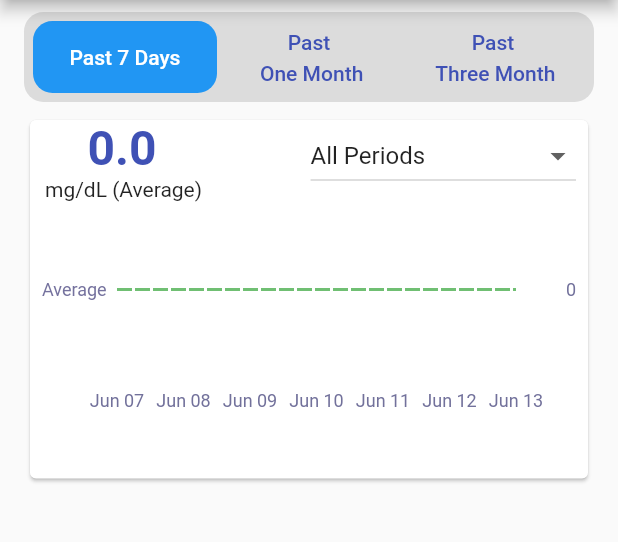
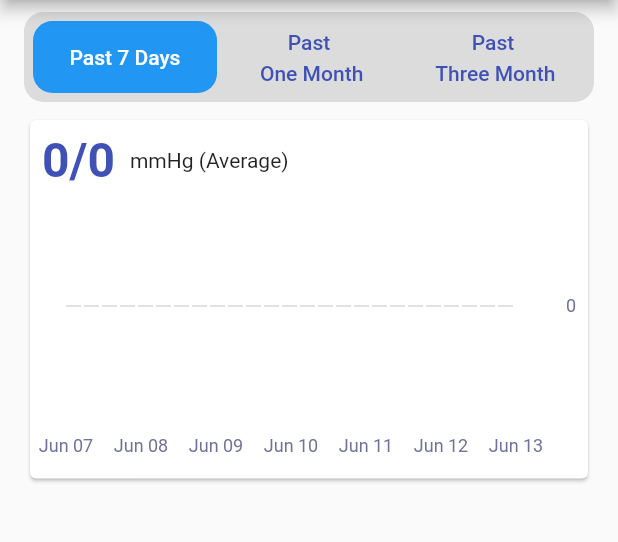
Before and after one commit to aknay/health_tracker_app, a Flutter app: the screen it shows after launch, after a tap on "Blood Pressure", on a phone screen of 412 x 824 dp, the part 84-626 px from its top. Run offline on Flutter 3.47's test engine with Material 2 defaults, Android fonts, the phone set to English and light mode, and no system bars; drawn by our look-alikes of fl_chart; our stand-ins replace dartz, flutter_local_notifications, flutter_speed_dial, get_it, google_mobile_ads, hive and 4 more; accounts and stored records are empty; generated files the repository leaves out were written again; network calls fail.

Commit message:
add blood pressure dashboard

```diff
--- a/lib/presentation/models/blood_pressure_model.dart
+++ b/lib/presentation/models/blood_pressure_model.dart
@@ -1,7 +1,6 @@
 import 'dart:math';
 
 import 'package:collection/collection.dart';
-import 'package:dartz/dartz.dart';
 import 'package:healthtracker/domain/models/blood_pressure_reading.dart';
 import 'package:intl/intl.dart';
 
@@ -41,15 +40,9 @@ class BloodPressureReadingStatistic {
 
   num get maxValue => reading.isEmpty ? 0 : reading.map((e) => e.systolic).reduce(max);
 
-  double get averageSystolicAsFixedPrecision {
-    return systolicAverage.toInt().toDouble();
-    // return optionOf(double.tryParse(g)).fold(() => 0, (a) => a);
-  }
+  int get averageSystolicAsFixedPrecision => systolicAverage.toInt();
 
-  double get averageDiastolicAsFixedPrecision {
-    final g = diastolicAverage.toStringAsFixed(1);
-    return optionOf(double.tryParse(g)).fold(() => 0, (a) => a);
-  }
+  int get averageDiastolicAsFixedPrecision => diastolicAverage.toInt();
 
   List<BloodPressureDayAverage> getBloodGlucoseDayAverage(bool useSystolic) {
     var now = DateTime.now();
--- /dev/null
+++ b/lib/presentation/pages/blood_pressure/blood_pressure_dashboard/blood_pressure_dashboard_page.dart
@@ -0,0 +1,107 @@
+import 'package:flutter/material.dart';
+import 'package:flutter_gen/gen_l10n/app_localizations.dart';
+import 'package:healthtracker/presentation/widgets/blood_pressure_chart_card.dart';
+
+import 'blood_pressure_dashboard_page_view_model.dart';
+
+class BloodPressureDashboardPage extends StatefulWidget {
+  const BloodPressureDashboardPage({Key? key}) : super(key: key);
+
+  @override
+  State<BloodPressureDashboardPage> createState() => _DashboardPageState();
+}
+
+class _DashboardPageState extends State<BloodPressureDashboardPage> {
+  final BloodPressureDashboardPageViewModel _viewModel = BloodPressureDashboardPageViewModel();
+
+  @override
+  void initState() {
+    super.initState();
+    _viewModel.generateReadingSteam();
+  }
+
+  @override
+  void dispose() {
+    _viewModel.dispose();
+    super.dispose();
+  }
+
+  @override
+  Widget build(BuildContext context) {
+    return Scaffold(
+      appBar: AppBar(
+        title: Text(AppLocalizations.of(context)!.bloodGlucose),
+      ),
+      body: SafeArea(
+        child: Column(
+          children: [
+            DefaultTabController(
+              child: Expanded(
+                child: Padding(
+                  padding: const EdgeInsets.only(left: 16, right: 16, top: 8),
+                  child: Column(
+                    children: [
+                      Container(
+                        decoration: const BoxDecoration(
+                            color: Colors.black12, borderRadius: BorderRadius.all(Radius.circular(13))),
+                        child: Padding(
+                          padding: const EdgeInsets.all(6.0),
+                          child: TabBar(
+                            labelColor: Colors.white,
+                            unselectedLabelColor: Colors.indigo,
+                            indicator: BoxDecoration(
+                                borderRadius: BorderRadius.circular(13), // Creates border
+                                color: Colors.blue),
+                            tabs: [
+                              SizedBox(
+                                  child: Tab(
+                                      child: Text(
+                                AppLocalizations.of(context)!.past7Days,
+                                textAlign: TextAlign.center,
+                                style: const TextStyle(fontSize: 14, height: 1.5),
+                              ))),
+                              Tab(
+                                child: Text(AppLocalizations.of(context)!.oneMonth,
+                                    textAlign: TextAlign.center, style: const TextStyle(fontSize: 14, height: 1.5)),
+                              ),
+                              Tab(
+                                child: Text(AppLocalizations.of(context)!.threeMonth,
+                                    textAlign: TextAlign.center, style: const TextStyle(fontSize: 14, height: 1.5)),
+                              ),
+                            ],
+                          ),
+                        ),
+                      ),
+                      SizedBox(
+                        height: 255,
+                        child: StreamBuilder<BloodPressureStatisticBundle>(
+                            stream: _viewModel.bloodPressureStatisticStream,
+                            builder: (context, snapshot) {
+                              if (snapshot.hasError || snapshot.data == null) {
+                                return const Text("Has error");
+                              }
+
+                              return Padding(
+                                padding: const EdgeInsets.only(top: 8),
+                                child: TabBarView(
+                                  children: [
+                                    BloodPressureChartCard(snapshot.data!.lastWeekBloodPressureStatistic),
+                                    BloodPressureChartCard(snapshot.data!.lastMonthBloodPressureStatistic),
+                                    BloodPressureChartCard(snapshot.data!.lastThreeMonthBloodPressureStatistic),
+                                  ],
+                                ),
+                              );
+                            }),
+                      )
+                    ],
+                  ),
+                ),
+              ),
+              length: 3,
+            ),
+          ],
+        ),
+      ),
+    );
+  }
+}
--- /dev/null
+++ b/lib/presentation/pages/blood_pressure/blood_pressure_dashboard/blood_pressure_dashboard_page_view_model.dart
@@ -0,0 +1,55 @@
+import 'package:get_it/get_it.dart';
+import 'package:healthtracker/domain/repository/blood_pressure_reading_repository.dart';
+import 'package:healthtracker/presentation/models/blood_pressure_model.dart';
+import 'package:healthtracker/presentation/view_model.dart';
+import 'package:rxdart/rxdart.dart';
+
+class BloodPressureStatisticBundle {
+  final BloodPressureReadingStatistic lastWeekBloodPressureStatistic;
+
+  final BloodPressureReadingStatistic lastMonthBloodPressureStatistic;
+
+  final BloodPressureReadingStatistic lastThreeMonthBloodPressureStatistic;
+
+  BloodPressureStatisticBundle(
+      {required this.lastWeekBloodPressureStatistic, //
+      required this.lastMonthBloodPressureStatistic,
+      required this.lastThreeMonthBloodPressureStatistic});
+}
+
+class BloodPressureDashboardPageViewModel extends ViewModel {
+  // behavior subject
+  final _bloodGlucoseStatisticBehaviorSubject = BehaviorSubject<BloodPressureStatisticBundle>();
+
+  //stream
+  Stream<BloodPressureStatisticBundle> get bloodPressureStatisticStream =>
+      _bloodGlucoseStatisticBehaviorSubject.asBroadcastStream();
+
+  //repository
+  final _repo = GetIt.instance<BloodPressureReadingRepository>();
+
+  void generateReadingSteam() {
+    var now = DateTime.now();
+    var today = DateTime(now.year, now.month, now.day);
+    var last7Days = today.subtract(const Duration(days: 6));
+    var last30Days = today.subtract(const Duration(days: 29));
+    var last90Days = today.subtract(const Duration(days: 89));
+
+    final last7DaysReadings = _repo.all.where((element) => element.dateTime.isAfter(last7Days)).toList();
+    final last30DaysReadings = _repo.all.where((element) => element.dateTime.isAfter(last30Days)).toList();
+    final last90DaysReadings = _repo.all.where((element) => element.dateTime.isAfter(last90Days)).toList();
+
+    final r1 = BloodPressureReadingStatistic(last7DaysReadings, 7);
+    final r2 = BloodPressureReadingStatistic(last30DaysReadings, 30);
+    final r3 = BloodPressureReadingStatistic(last90DaysReadings, 90);
+    _bloodGlucoseStatisticBehaviorSubject.add(BloodPressureStatisticBundle(
+        lastWeekBloodPressureStatistic: r1,
+        lastMonthBloodPressureStatistic: r2,
+        lastThreeMonthBloodPressureStatistic: r3));
+  }
+
+  @override
+  void dispose() {
+    _bloodGlucoseStatisticBehaviorSubject.close();
+  }
+}
--- a/lib/presentation/pages/dashboard/dashboard_page.dart
+++ b/lib/presentation/pages/dashboard/dashboard_page.dart
@@ -11,6 +11,7 @@ import 'package:healthtracker/presentation/models/blood_pressure_model.dart';
 import 'package:healthtracker/presentation/pages/blood_glucose/blood_glucose_adding_page/blood_glucose_adding_page.dart';
 import 'package:healthtracker/presentation/pages/blood_glucose/blood_glucose_dashboard/blood_glucose_dashboard_page.dart';
 import 'package:healthtracker/presentation/pages/blood_pressure/blood_pressure_adding_page/blood_pressure_adding_page.dart';
+import 'package:healthtracker/presentation/pages/blood_pressure/blood_pressure_dashboard/blood_pressure_dashboard_page.dart';
 import 'package:healthtracker/presentation/widgets/blood_glucose_line_chart.dart';
 import 'package:healthtracker/presentation/widgets/blood_pressure_line_chart.dart';
 
@@ -198,7 +199,7 @@ class _DashboardPageState extends State<DashboardPage> {
               padding: const EdgeInsets.all(8),
               child: InkWell(
                 onTap: () {
-                  Navigator.push(context, MaterialPageRoute(builder: (context) => const BloodGlucoseDashboardPage()));
+                  Navigator.push(context, MaterialPageRoute(builder: (context) => const BloodPressureDashboardPage()));
                 },
                 child: Card(
                   child: Column(children: [
--- /dev/null
+++ b/lib/presentation/widgets/blood_pressure_chart_card.dart
@@ -0,0 +1,53 @@
+import 'package:flutter/material.dart';
+import 'package:flutter_gen/gen_l10n/app_localizations.dart';
+import 'package:healthtracker/presentation/models/blood_pressure_model.dart';
+import 'package:healthtracker/presentation/widgets/blood_pressure_line_chart.dart';
+
+class BloodPressureChartCard extends StatelessWidget {
+  final BloodPressureReadingStatistic _statistic;
+
+  const BloodPressureChartCard(
+    this._statistic, {
+    Key? key,
+  }) : super(key: key);
+
+  @override
+  Widget build(BuildContext context) {
+    return Card(
+      child: Column(children: [
+        Row(
+          children: [
+            Padding(
+              padding: const EdgeInsets.all(8.0),
+              child: Column(
+                crossAxisAlignment: CrossAxisAlignment.start,
+                children: [
+                  Row(
+                    children: [
+                      Text(
+                        "${_statistic.averageSystolicAsFixedPrecision}/${_statistic.averageDiastolicAsFixedPrecision} ",
+                        style: const TextStyle(fontWeight: FontWeight.bold, fontSize: 32, color: Colors.indigo),
+                      ),
+                      Padding(
+                        padding: const EdgeInsets.only(left: 2),
+                        child: Text("mmHg (${AppLocalizations.of(context)!.average})"),
+                      )
+                    ],
+                  )
+                  //     }),
+                ],
+              ),
+            ),
+          ],
+        ),
+        SizedBox(
+          height: 180,
+          child: Padding(
+            padding: const EdgeInsets.only(left: 24, right: 8, bottom: 8),
+            child: BloodPressureLineChart(statistic: _statistic),
+          ),
+        )
+      ]),
+    );
+  }
+}
```
